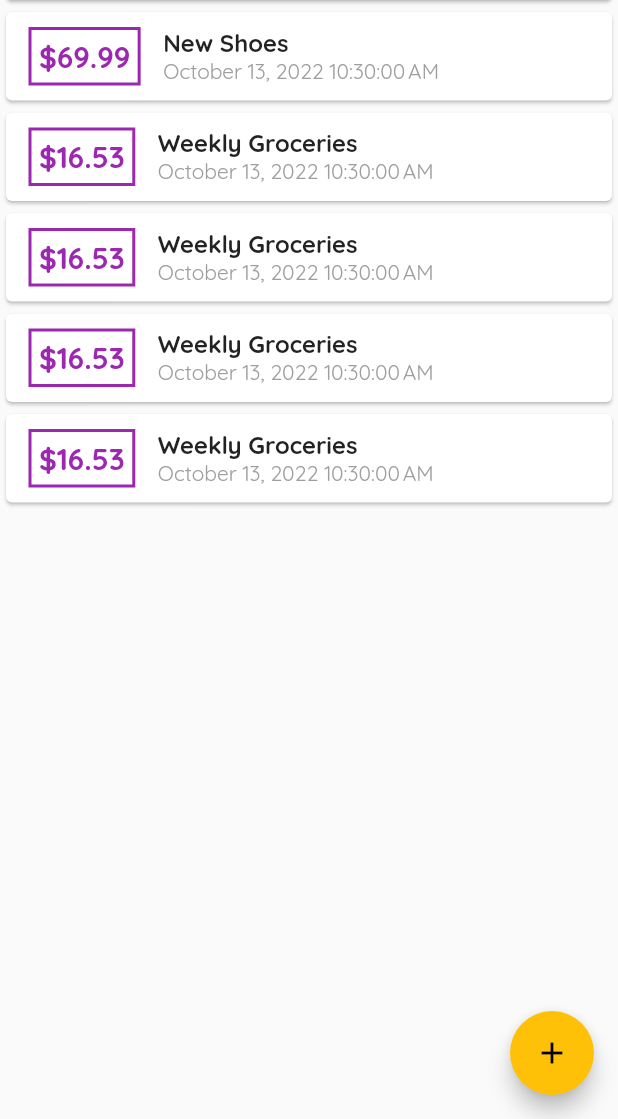
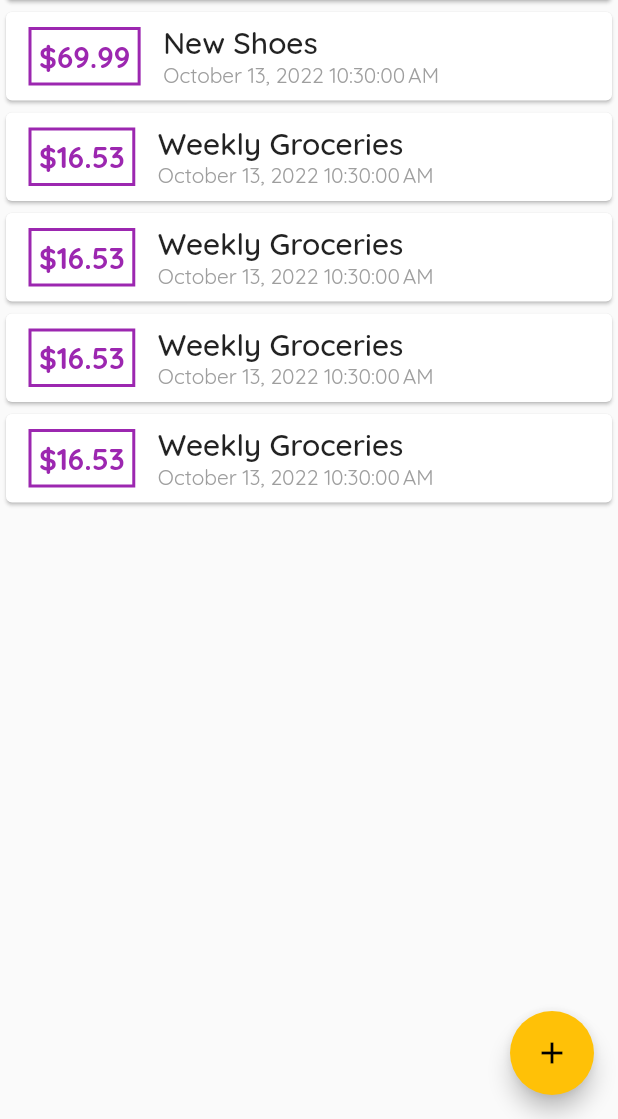
Before and after one commit to Olakunlesalami/personal-expense-tracker, a Flutter app: the screen it shows after launch, on a phone screen of 412 x 824 dp, the part 117-1236 px from its top. Run offline on Flutter 3.47's test engine with Material 2 defaults, Android fonts, the phone set to English and light mode, and no system bars.

Commit message:
add headline6 theme property to transaction title

```diff
--- a/tutorials/expense_tracker/lib/widgets/transaction-list.dart
+++ b/tutorials/expense_tracker/lib/widgets/transaction-list.dart
@@ -33,7 +33,7 @@ class TransactionList extends StatelessWidget {
                 children: [
                   Text(
                     transactions[index].title!,
-                    style: TextStyle(fontWeight: FontWeight.bold, fontSize: 16),
+                    style: Theme.of(context).textTheme.headline6,
                   ),
                   Text(
                     DateFormat().format(transactions[index].date!),
```
